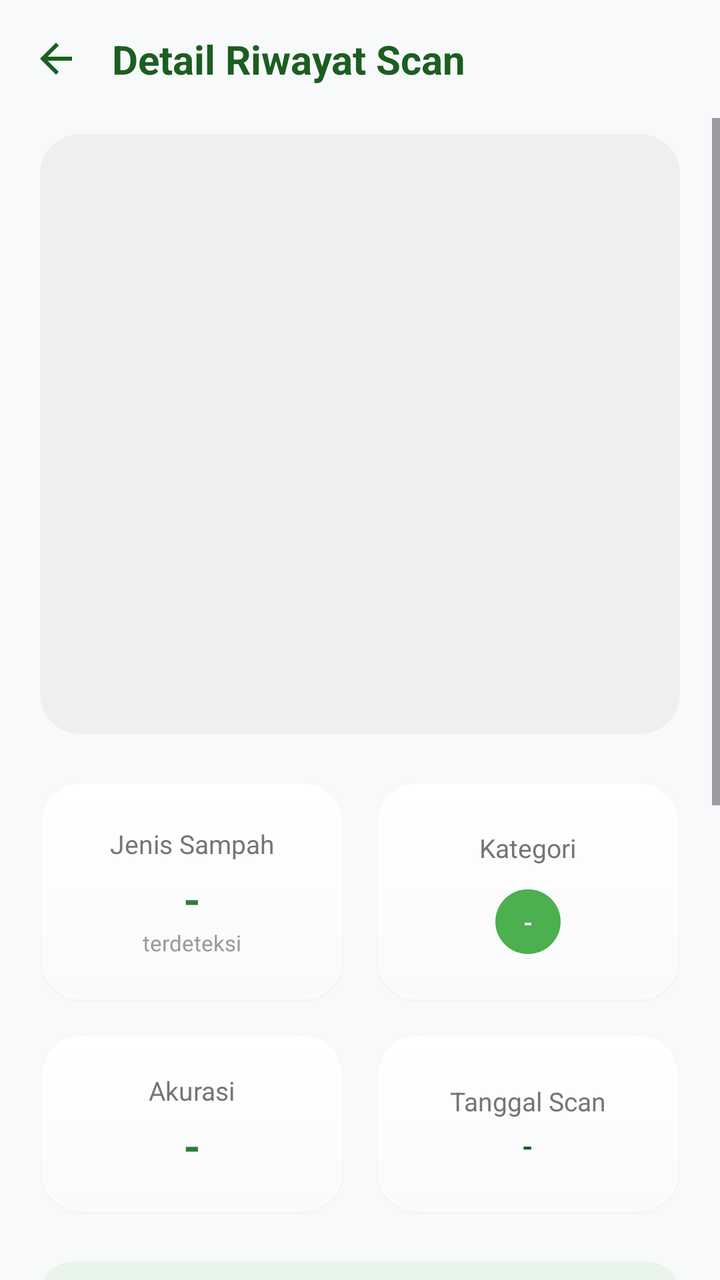
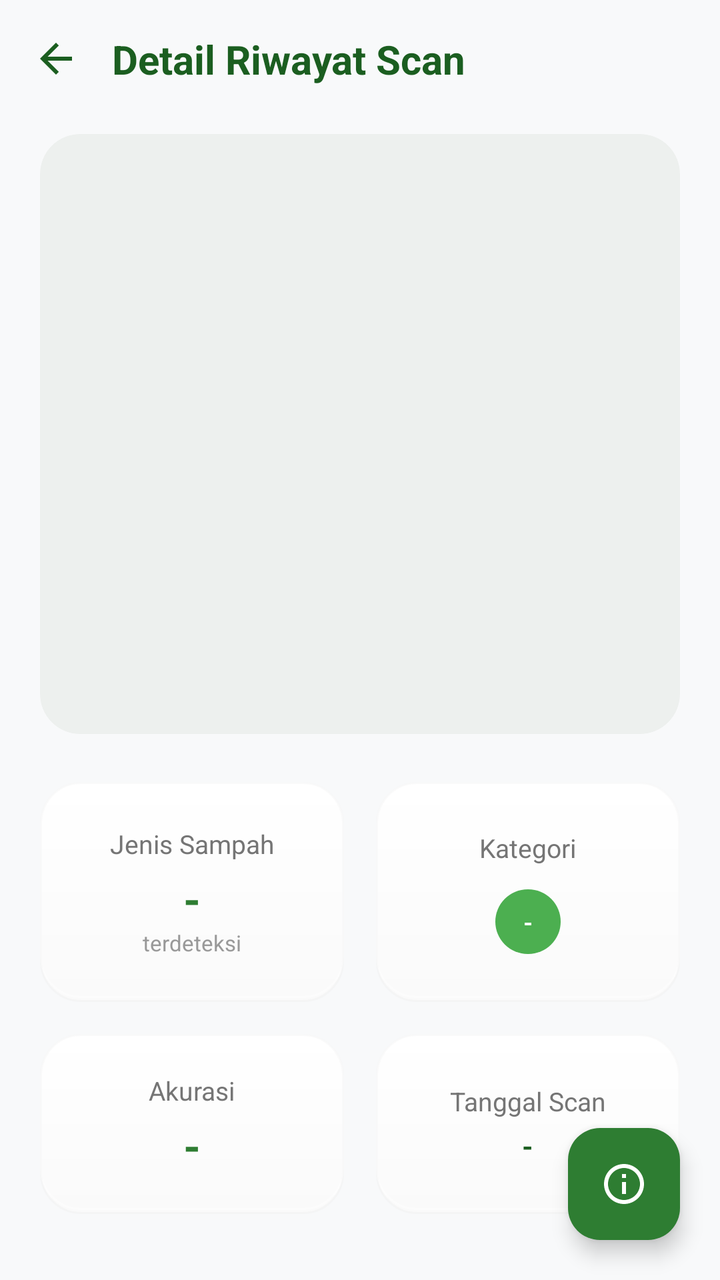

An Android layout rendered at two revisions. The XML below is the earlier revision; the diff shows what the commit changed to produce the second picture.
<!-- AndroidManifest.xml: application theme Theme.EcoSnap -->
<!-- res/layout/activity_detail_scan.xml -->
<?xml version="1.0" encoding="utf-8"?>
<androidx.constraintlayout.widget.ConstraintLayout xmlns:android="http://schemas.android.com/apk/res/android"
    xmlns:app="http://schemas.android.com/apk/res-auto"
    android:layout_width="match_parent"
    android:layout_height="match_parent"
    android:fitsSystemWindows="true"
    android:background="#F8F9FA">

    
    <LinearLayout
        android:id="@+id/toolbar"
        android:layout_width="match_parent"
        android:layout_height="wrap_content"
        android:gravity="center_vertical"
        android:padding="16dp"
        android:orientation="horizontal"
        app:layout_constraintTop_toTopOf="parent">

        <ImageView
            android:id="@+id/btnBack"
            android:layout_width="24dp"
            android:layout_height="24dp"
            android:src="@drawable/ic_back"
            android:contentDescription="Back"
            app:tint="#1B5E20"
            android:background="?attr/selectableItemBackgroundBorderless"
            android:clickable="true"
            android:focusable="true"/>

        <TextView
            android:layout_width="0dp"
            android:layout_height="wrap_content"
            android:layout_weight="1"
            android:layout_marginStart="16dp"
            android:text="Detail Riwayat Scan"
            android:textSize="20sp"
            android:textStyle="bold"
            android:textColor="#1B5E20" />
    </LinearLayout>

    <ScrollView
        android:layout_width="match_parent"
        android:layout_height="0dp"
        android:fillViewport="true"
        android:overScrollMode="never"
        app:layout_constraintTop_toBottomOf="@id/toolbar"
        app:layout_constraintBottom_toBottomOf="parent">

        <LinearLayout
            android:layout_width="match_parent"
            android:layout_height="wrap_content"
            android:orientation="vertical"
            android:paddingHorizontal="20dp"
            android:paddingBottom="24dp">

            
            <LinearLayout
                android:layout_width="match_parent"
                android:layout_height="300dp"
                android:layout_marginTop="8dp"
                android:background="@drawable/bg_premium_card"
                android:elevation="4dp"
                android:outlineAmbientShadowColor="#0F000000"
                android:outlineSpotShadowColor="#0A000000">

                <com.google.android.material.card.MaterialCardView
                    android:layout_width="match_parent"
                    android:layout_height="match_parent"
                    app:cardCornerRadius="20dp"
                    app:cardElevation="0dp"
                    app:strokeWidth="0dp">

                    <ImageView
                        android:id="@+id/imgDetail"
                        android:layout_width="match_parent"
                        android:layout_height="match_parent"
                        android:scaleType="centerCrop" />
                </com.google.android.material.card.MaterialCardView>
            </LinearLayout>

            
            <LinearLayout
                android:layout_width="match_parent"
                android:layout_height="wrap_content"
                android:layout_marginTop="24dp"
                android:orientation="horizontal"
                android:weightSum="2"
                android:baselineAligned="false">

                
                <LinearLayout
                    android:layout_width="0dp"
                    android:layout_height="110dp"
                    android:layout_weight="1"
                    android:layout_marginEnd="8dp"
                    android:background="@drawable/bg_premium_card"
                    android:elevation="4dp"
                    android:outlineAmbientShadowColor="#0F000000"
                    android:outlineSpotShadowColor="#0A000000"
                    android:gravity="center"
                    android:orientation="vertical">

                    <TextView
                        android:layout_width="wrap_content"
                        android:layout_height="wrap_content"
                        android:text="Jenis Sampah"
                        android:textColor="#757575"
                        android:textSize="13sp" />

                    <TextView
                        android:id="@+id/tvDetailNama"
                        android:layout_width="wrap_content"
                        android:layout_height="wrap_content"
                        android:text="-"
                        android:textColor="#2E7D32"
                        android:textSize="22sp"
                        android:textStyle="bold"
                        android:layout_marginTop="4dp" />

                    <TextView
                        android:layout_width="wrap_content"
                        android:layout_height="wrap_content"
                        android:text="terdeteksi"
                        android:textColor="#999999"
                        android:textSize="11sp" />
                </LinearLayout>

                
                <LinearLayout
                    android:layout_width="0dp"
                    android:layout_height="110dp"
                    android:layout_weight="1"
                    android:layout_marginStart="8dp"
                    android:background="@drawable/bg_premium_card"
                    android:elevation="4dp"
                    android:outlineAmbientShadowColor="#0F000000"
                    android:outlineSpotShadowColor="#0A000000"
                    android:gravity="center"
                    android:orientation="vertical"
                    android:padding="8dp">

                    <TextView
                        android:layout_width="wrap_content"
                        android:layout_height="wrap_content"
                        android:text="Kategori"
                        android:textColor="#757575"
                        android:textSize="13sp" />

                    <TextView
                        android:id="@+id/tvDetailKategori"
                        android:layout_width="wrap_content"
                        android:layout_height="wrap_content"
                        android:layout_marginTop="12dp"
                        android:text="-"
                        android:textColor="#FFFFFF"
                        android:textSize="12sp"
                        android:textStyle="bold"
                        android:paddingHorizontal="14dp"
                        android:paddingVertical="8dp"
                        android:background="@drawable/bg_label_pill"
                        android:backgroundTint="#4CAF50" />
                </LinearLayout>
            </LinearLayout>

            
            <LinearLayout
                android:layout_width="match_parent"
                android:layout_height="wrap_content"
                android:layout_marginTop="16dp"
                android:orientation="horizontal"
                android:weightSum="2"
                android:baselineAligned="false">

                
                <LinearLayout
                    android:layout_width="0dp"
                    android:layout_height="90dp"
                    android:layout_weight="1"
                    android:layout_marginEnd="8dp"
                    android:background="@drawable/bg_premium_card"
                    android:elevation="4dp"
                    android:gravity="center"
                    android:orientation="vertical">

                    <TextView
                        android:layout_width="wrap_content"
                        android:layout_height="wrap_content"
                        android:text="Akurasi"
                        android:textColor="#757575"
                        android:textSize="13sp" />

                    <TextView
                        android:id="@+id/tvDetailConfidence"
                        android:layout_width="wrap_content"
                        android:layout_height="wrap_content"
                        android:text="-"
                        android:textColor="#2E7D32"
                        android:textSize="22sp"
                        android:textStyle="bold"
                        android:layout_marginTop="4dp" />
                </LinearLayout>

                
                <LinearLayout
                    android:layout_width="0dp"
                    android:layout_height="90dp"
                    android:layout_weight="1"
                    android:layout_marginStart="8dp"
                    android:background="@drawable/bg_premium_card"
                    android:elevation="4dp"
                    android:gravity="center"
                    android:orientation="vertical"
                    android:padding="8dp">

                    <TextView
                        android:layout_width="wrap_content"
                        android:layout_height="wrap_content"
                        android:text="Tanggal Scan"
                        android:textColor="#757575"
                        android:textSize="13sp" />

                    <TextView
                        android:id="@+id/tvDetailTanggal"
                        android:layout_width="wrap_content"
                        android:layout_height="wrap_content"
                        android:text="-"
                        android:textColor="#1B5E20"
                        android:textSize="14sp"
                        android:textStyle="bold"
                        android:layout_marginTop="4dp"
                        android:gravity="center" />
                </LinearLayout>
            </LinearLayout>

            
            <LinearLayout
                android:layout_width="match_parent"
                android:layout_height="48dp"
                android:layout_marginTop="24dp"
                android:background="@drawable/bg_green_soft_card"
                android:gravity="center"
                android:orientation="horizontal">
                <TextView
                    android:layout_width="wrap_content"
                    android:layout_height="wrap_content"
                    android:text="📚 Informasi &amp; Edukasi"
                    android:textColor="#2E7D32"
                    android:textSize="14sp"
                    android:textStyle="bold" />
            </LinearLayout>

            
            <LinearLayout
                android:layout_width="match_parent"
                android:layout_height="wrap_content"
                android:layout_marginTop="16dp"
                android:background="@drawable/bg_premium_card"
                android:elevation="4dp"
                android:outlineAmbientShadowColor="#0F000000"
                android:outlineSpotShadowColor="#0A000000"
                android:padding="20dp"
                android:orientation="horizontal"
                android:gravity="top">

                <FrameLayout
                    android:layout_width="44dp"
                    android:layout_height="44dp"
                    android:background="@drawable/bg_green_circle"
                    android:backgroundTint="#E8F5E9">
                    <ImageView
                        android:layout_width="22dp"
                        android:layout_height="22dp"
                        android:layout_gravity="center"
                        android:src="@drawable/ic_organik"
                        app:tint="#2E7D32" />
                </FrameLayout>

                <LinearLayout
                    android:layout_width="0dp"
                    android:layout_weight="1"
                    android:layout_height="wrap_content"
                    android:layout_marginStart="16dp"
                    android:orientation="vertical">

                    <TextView
                        android:layout_width="wrap_content"
                        android:layout_height="wrap_content"
                        android:text="Saran Penanganan"
                        android:textColor="#1B5E20"
                        android:textSize="16sp"
                        android:textStyle="bold" />

                    <TextView
                        android:id="@+id/tvDetailSaran"
                        android:layout_width="match_parent"
                        android:layout_height="wrap_content"
                        android:layout_marginTop="8dp"
                        android:text="-"
                        android:textColor="#666666"
                        android:textSize="14sp"
                        android:lineSpacingExtra="4dp" />
                </LinearLayout>
            </LinearLayout>

            
            <LinearLayout
                android:layout_width="match_parent"
                android:layout_height="wrap_content"
                android:layout_marginTop="16dp"
                android:background="@drawable/bg_premium_card"
                android:elevation="4dp"
                android:outlineAmbientShadowColor="#0F000000"
                android:outlineSpotShadowColor="#0A000000"
                android:padding="20dp"
                android:orientation="horizontal"
                android:gravity="top">

                <FrameLayout
                    android:layout_width="44dp"
                    android:layout_height="44dp"
                    android:background="@drawable/bg_green_circle"
                    android:backgroundTint="#FFF8E1">
                    <ImageView
                        android:layout_width="22dp"
                        android:layout_height="22dp"
                        android:layout_gravity="center"
                        android:src="@drawable/ic_idea"
                        app:tint="#FF8F00" />
                </FrameLayout>

                <LinearLayout
                    android:layout_width="0dp"
                    android:layout_weight="1"
                    android:layout_height="wrap_content"
                    android:layout_marginStart="16dp"
                    android:orientation="vertical">

                    <TextView
                        android:layout_width="wrap_content"
                        android:layout_height="wrap_content"
                        android:text="Fun Fact"
                        android:textColor="#1B5E20"
                        android:textSize="16sp"
                        android:textStyle="bold" />

                    <TextView
                        android:id="@+id/tvDetailFunfact"
                        android:layout_width="match_parent"
                        android:layout_height="wrap_content"
                        android:layout_marginTop="8dp"
                        android:text="-"
                        android:textColor="#666666"
                        android:textSize="14sp"
                        android:lineSpacingExtra="4dp" />
                </LinearLayout>
            </LinearLayout>

            
            <LinearLayout
                android:layout_width="match_parent"
                android:layout_height="wrap_content"
                android:layout_marginTop="16dp"
                android:background="@drawable/bg_premium_card"
                android:elevation="4dp"
                android:outlineAmbientShadowColor="#0F000000"
                android:outlineSpotShadowColor="#0A000000"
                android:padding="20dp"
                android:orientation="horizontal"
                android:gravity="top">

                <FrameLayout
                    android:layout_width="44dp"
                    android:layout_height="44dp"
                    android:background="@drawable/bg_green_circle"
                    android:backgroundTint="#E3F2FD">
                    <ImageView
                        android:layout_width="22dp"
                        android:layout_height="22dp"
                        android:layout_gravity="center"
                        android:src="@drawable/ic_leaf"
                        app:tint="#1565C0" />
                </FrameLayout>

                <LinearLayout
                    android:layout_width="0dp"
                    android:layout_weight="1"
                    android:layout_height="wrap_content"
                    android:layout_marginStart="16dp"
                    android:orientation="vertical">

                    <TextView
                        android:layout_width="wrap_content"
                        android:layout_height="wrap_content"
                        android:text="Dampak Lingkungan"
                        android:textColor="#1B5E20"
                        android:textSize="16sp"
                        android:textStyle="bold" />

                    <TextView
                        android:id="@+id/tvDetailDampak"
                        android:layout_width="match_parent"
                        android:layout_height="wrap_content"
                        android:layout_marginTop="8dp"
                        android:text="-"
                        android:textColor="#666666"
                        android:textSize="14sp"
                        android:lineSpacingExtra="4dp" />
                </LinearLayout>
            </LinearLayout>

            
            <View
                android:layout_width="match_parent"
                android:layout_height="24dp" />

        </LinearLayout>
    </ScrollView>

</androidx.constraintlayout.widget.ConstraintLayout>
<!-- resources referenced by this layout -->
<resources>
  <!-- drawable bg_green_circle (drawable) -->
  <?xml version="1.0" encoding="utf-8"?>
  <shape xmlns:android="http://schemas.android.com/apk/res/android"
      android:shape="oval">
      <solid android:color="#E8F5E9" />
  </shape>
  <!-- drawable bg_green_soft_card (drawable) -->
  <?xml version="1.0" encoding="utf-8"?>
  <shape xmlns:android="http://schemas.android.com/apk/res/android">
      <solid android:color="#E8F5E9" />
      <corners android:radius="16dp" />
  </shape>
  <!-- drawable bg_label_pill (drawable) -->
  <?xml version="1.0" encoding="utf-8"?>
  <shape xmlns:android="http://schemas.android.com/apk/res/android" android:shape="rectangle">
      <corners android:radius="50dp"/>
      <solid android:color="#FFFFFF"/>
  </shape>
  <!-- drawable ic_back (drawable) -->
  <vector xmlns:android="http://schemas.android.com/apk/res/android"
      android:width="24dp"
      android:height="24dp"
      android:viewportWidth="24"
      android:viewportHeight="24">
      <path
          android:fillColor="#1B5E20"
          android:pathData="M20,11H7.83l5.59,-5.59L12,4l-8,8 8,8 1.41,-1.41L7.83,13H20v-2z"/>
  </vector>
  <!-- drawable ic_idea (drawable) -->
  <vector xmlns:android="http://schemas.android.com/apk/res/android"
      android:width="24dp"
      android:height="24dp"
      android:viewportWidth="24"
      android:viewportHeight="24"
      android:tint="#000000">
      <path
          android:fillColor="@android:color/white"
          android:pathData="M9,21c0,0.5 0.4,1 1,1h4c0.6,0 1,-0.5 1,-1v-1H9V21zM12,2C8.1,2 5,5.1 5,9c0,2.4 1.2,4.5 3,5.7V17c0,0.5 0.4,1 1,1h6c0.6,0 1,-0.5 1,-1v-2.3c1.8,-1.3 3,-3.4 3,-5.7C19,5.1 15.9,2 12,2zM14.3,13.3c-0.2,0.1 -0.3,0.3 -0.3,0.5v1.2H10v-1.2c0,-0.2 -0.1,-0.4 -0.3,-0.5C8.4,12.3 7.5,10.7 7.5,9c0,-2.5 2,-4.5 4.5,-4.5s4.5,2 4.5,4.5C16.5,10.7 15.6,12.3 14.3,13.3z"/>
  </vector>
  <!-- drawable ic_leaf (drawable) -->
  <vector xmlns:android="http://schemas.android.com/apk/res/android"
      android:width="24dp"
      android:height="24dp"
      android:viewportWidth="24"
      android:viewportHeight="24">
    <path
        android:fillColor="#FF000000"
        android:pathData="M17,8C8,10 5.9,16.17 3.82,21.34l1.89,0.66l0.95,-2.3c0.48,0.17 0.96,0.3 1.34,0.3C11.42,20 16,16 16,16S18.78,13 20.35,9.61C20.35,9.61 17,8 17,8zM12,17c-2.48,0 -4.38,-1.24 -5.5,-2.5c1.47,0.35 3.3,0.5 5.5,0.5c1.65,0 3.25,-0.25 4.67,-0.75C16.48,15.11 14.56,17 12,17z"/>
  </vector>
  <!-- drawable ic_organik (drawable) -->
  <?xml version="1.0" encoding="utf-8"?>
  <vector xmlns:android="http://schemas.android.com/apk/res/android"
      android:width="24dp"
      android:height="24dp"
      android:viewportWidth="24"
      android:viewportHeight="24">
      <path
          android:fillColor="#FFFFFF"
          android:pathData="M17,8C8,10 5.9,16.17 3.82,21.34L5.71,22l1,-2.3A4.49,4.49 0,0 0,8 20C19,20 22,3 22,3 21,5 14,5.25 9,6.25c-5,1 -6,4.5 -6,4.5 2,-1 6.25,-2.5 10,-2.75C13,8 16,8 17,8z"/>
  </vector>
  <style name="Theme.EcoSnap" parent="Base.Theme.EcoSnap" />
  <style name="Base.Theme.EcoSnap" parent="Theme.Material3.DayNight.NoActionBar">
          
          <item name="colorPrimary">@color/colorPrimary</item>
          <item name="colorPrimaryVariant">@color/colorPrimaryDark</item>
          <item name="colorOnPrimary">@color/white</item>
          <item name="colorSecondary">@color/colorAccent</item>
          <item name="colorSecondaryContainer">#C8E6C9</item>
          <item name="colorOnSecondaryContainer">#1B5E20</item>
          <item name="android:windowBackground">@color/eco_bg_soft</item>
          <item name="android:statusBarColor">@color/eco_bg_soft</item>
          <item name="android:windowLightStatusBar">true</item>
      </style>
  <color name="colorPrimary">#4CAF50</color>
  <color name="colorPrimaryDark">#1B5E20</color>
  <color name="white">#FFFFFFFF</color>
  <color name="colorAccent">#A5D6A7</color>
  <color name="eco_bg_soft">#F5F5F5</color>
  <!-- unchanged entries left out for length: 1 -->
</resources>

<!-- the commit's change to res/layout/activity_detail_scan.xml (unified diff, before → after) -->
@@ -38,20 +38,14 @@
             android:textColor="#1B5E20" />
     </LinearLayout>
 
-    <ScrollView
+    <LinearLayout
         android:layout_width="match_parent"
         android:layout_height="0dp"
-        android:fillViewport="true"
-        android:overScrollMode="never"
+        android:orientation="vertical"
+        android:paddingHorizontal="20dp"
+        android:paddingBottom="24dp"
         app:layout_constraintTop_toBottomOf="@id/toolbar"
         app:layout_constraintBottom_toBottomOf="parent">
-
-        <LinearLayout
-            android:layout_width="match_parent"
-            android:layout_height="wrap_content"
-            android:orientation="vertical"
-            android:paddingHorizontal="20dp"
-            android:paddingBottom="24dp">
 
             
             <LinearLayout
@@ -233,180 +227,25 @@
             </LinearLayout>
 
             
-            <LinearLayout
-                android:layout_width="match_parent"
-                android:layout_height="48dp"
-                android:layout_marginTop="24dp"
-                android:background="@drawable/bg_green_soft_card"
-                android:gravity="center"
-                android:orientation="horizontal">
-                <TextView
-                    android:layout_width="wrap_content"
-                    android:layout_height="wrap_content"
-                    android:text="📚 Informasi &amp; Edukasi"
-                    android:textColor="#2E7D32"
-                    android:textSize="14sp"
-                    android:textStyle="bold" />
-            </LinearLayout>
-
-            
-            <LinearLayout
-                android:layout_width="match_parent"
-                android:layout_height="wrap_content"
-                android:layout_marginTop="16dp"
-                android:background="@drawable/bg_premium_card"
-                android:elevation="4dp"
-                android:outlineAmbientShadowColor="#0F000000"
-                android:outlineSpotShadowColor="#0A000000"
-                android:padding="20dp"
-                android:orientation="horizontal"
-                android:gravity="top">
-
-                <FrameLayout
-                    android:layout_width="44dp"
-                    android:layout_height="44dp"
-                    android:background="@drawable/bg_green_circle"
-                    android:backgroundTint="#E8F5E9">
-                    <ImageView
-                        android:layout_width="22dp"
-                        android:layout_height="22dp"
-                        android:layout_gravity="center"
-                        android:src="@drawable/ic_organik"
-                        app:tint="#2E7D32" />
-                </FrameLayout>
-
-                <LinearLayout
-                    android:layout_width="0dp"
-                    android:layout_weight="1"
-                    android:layout_height="wrap_content"
-                    android:layout_marginStart="16dp"
-                    android:orientation="vertical">
-
-                    <TextView
-                        android:layout_width="wrap_content"
-                        android:layout_height="wrap_content"
-                        android:text="Saran Penanganan"
-                        android:textColor="#1B5E20"
-                        android:textSize="16sp"
-                        android:textStyle="bold" />
-
-                    <TextView
-                        android:id="@+id/tvDetailSaran"
-                        android:layout_width="match_parent"
-                        android:layout_height="wrap_content"
-                        android:layout_marginTop="8dp"
-                        android:text="-"
-                        android:textColor="#666666"
-                        android:textSize="14sp"
-                        android:lineSpacingExtra="4dp" />
-                </LinearLayout>
-            </LinearLayout>
-
-            
-            <LinearLayout
-                android:layout_width="match_parent"
-                android:layout_height="wrap_content"
-                android:layout_marginTop="16dp"
-                android:background="@drawable/bg_premium_card"
-                android:elevation="4dp"
-                android:outlineAmbientShadowColor="#0F000000"
-                android:outlineSpotShadowColor="#0A000000"
-                android:padding="20dp"
-                android:orientation="horizontal"
-                android:gravity="top">
-
-                <FrameLayout
-                    android:layout_width="44dp"
-                    android:layout_height="44dp"
-                    android:background="@drawable/bg_green_circle"
-                    android:backgroundTint="#FFF8E1">
-                    <ImageView
-                        android:layout_width="22dp"
-                        android:layout_height="22dp"
-                        android:layout_gravity="center"
-                        android:src="@drawable/ic_idea"
-                        app:tint="#FF8F00" />
-                </FrameLayout>
-
-                <LinearLayout
-                    android:layout_width="0dp"
-                    android:layout_weight="1"
-                    android:layout_height="wrap_content"
-                    android:layout_marginStart="16dp"
-                    android:orientation="vertical">
-
-                    <TextView
-                        android:layout_width="wrap_content"
-                        android:layout_height="wrap_content"
-                        android:text="Fun Fact"
-                        android:textColor="#1B5E20"
-                        android:textSize="16sp"
-                        android:textStyle="bold" />
-
-                    <TextView
-                        android:id="@+id/tvDetailFunfact"
-                        android:layout_width="match_parent"
-                        android:layout_height="wrap_content"
-                        android:layout_marginTop="8dp"
-                        android:text="-"
-                        android:textColor="#666666"
-                        android:textSize="14sp"
-                        android:lineSpacingExtra="4dp" />
-                </LinearLayout>
-            </LinearLayout>
-
-            
-            <LinearLayout
-                android:layout_width="match_parent"
-                android:layout_height="wrap_content"
-                android:layout_marginTop="16dp"
-                android:background="@drawable/bg_premium_card"
-                android:elevation="4dp"
-                android:outlineAmbientShadowColor="#0F000000"
-                android:outlineSpotShadowColor="#0A000000"
-                android:padding="20dp"
-                android:orientation="horizontal"
-                android:gravity="top">
-
-                <FrameLayout
-                    android:layout_width="44dp"
-                    android:layout_height="44dp"
-                    android:background="@drawable/bg_green_circle"
-                    android:backgroundTint="#E3F2FD">
-                    <ImageView
-                        android:layout_width="22dp"
-                        android:layout_height="22dp"
-                        android:layout_gravity="center"
-                        android:src="@drawable/ic_leaf"
-                        app:tint="#1565C0" />
-                </FrameLayout>
-
-                <LinearLayout
-                    android:layout_width="0dp"
-                    android:layout_weight="1"
-                    android:layout_height="wrap_content"
-                    android:layout_marginStart="16dp"
-                    android:orientation="vertical">
-
-                    <TextView
-                        android:layout_width="wrap_content"
-                        android:layout_height="wrap_content"
-                        android:text="Dampak Lingkungan"
-                        android:textColor="#1B5E20"
-                        android:textSize="16sp"
-                        android:textStyle="bold" />
-
-                    <TextView
-                        android:id="@+id/tvDetailDampak"
-                        android:layout_width="match_parent"
-                        android:layout_height="wrap_content"
-                        android:layout_marginTop="8dp"
-                        android:text="-"
-                        android:textColor="#666666"
-                        android:textSize="14sp"
-                        android:lineSpacingExtra="4dp" />
-                </LinearLayout>
-            </LinearLayout>
+
+            
+            <TextView
+                android:id="@+id/tvDetailSaran"
+                android:layout_width="wrap_content"
+                android:layout_height="wrap_content"
+                android:visibility="gone" />
+
+            <TextView
+                android:id="@+id/tvDetailFunfact"
+                android:layout_width="wrap_content"
+                android:layout_height="wrap_content"
+                android:visibility="gone" />
+
+            <TextView
+                android:id="@+id/tvDetailDampak"
+                android:layout_width="wrap_content"
+                android:layout_height="wrap_content"
+                android:visibility="gone" />
 
             
             <View
@@ -414,6 +253,19 @@
                 android:layout_height="24dp" />
 
         </LinearLayout>
-    </ScrollView>
+
+    
+    <com.google.android.material.floatingactionbutton.FloatingActionButton
+        android:id="@+id/btnInfoSaran"
+        android:layout_width="wrap_content"
+        android:layout_height="wrap_content"
+        android:layout_marginEnd="20dp"
+        android:layout_marginBottom="20dp"
+        android:src="@drawable/ic_info_outline"
+        app:tint="#FFFFFF"
+        app:backgroundTint="#2E7D32"
+        app:elevation="6dp"
+        app:layout_constraintBottom_toBottomOf="parent"
+        app:layout_constraintEnd_toEndOf="parent" />
 
 </androidx.constraintlayout.widget.ConstraintLayout>
<!-- resource entries referenced after the edit -->
@@ -1,17 +1,5 @@
 <!-- resources referenced by this layout -->
 <resources>
-  <!-- drawable bg_green_circle (drawable) -->
-  <?xml version="1.0" encoding="utf-8"?>
-  <shape xmlns:android="http://schemas.android.com/apk/res/android"
-      android:shape="oval">
-      <solid android:color="#E8F5E9" />
-  </shape>
-  <!-- drawable bg_green_soft_card (drawable) -->
-  <?xml version="1.0" encoding="utf-8"?>
-  <shape xmlns:android="http://schemas.android.com/apk/res/android">
-      <solid android:color="#E8F5E9" />
-      <corners android:radius="16dp" />
-  </shape>
   <!-- drawable bg_label_pill (drawable) -->
   <?xml version="1.0" encoding="utf-8"?>
   <shape xmlns:android="http://schemas.android.com/apk/res/android" android:shape="rectangle">
@@ -28,37 +16,15 @@
           android:fillColor="#1B5E20"
           android:pathData="M20,11H7.83l5.59,-5.59L12,4l-8,8 8,8 1.41,-1.41L7.83,13H20v-2z"/>
   </vector>
-  <!-- drawable ic_idea (drawable) -->
-  <vector xmlns:android="http://schemas.android.com/apk/res/android"
-      android:width="24dp"
-      android:height="24dp"
-      android:viewportWidth="24"
-      android:viewportHeight="24"
-      android:tint="#000000">
-      <path
-          android:fillColor="@android:color/white"
-          android:pathData="M9,21c0,0.5 0.4,1 1,1h4c0.6,0 1,-0.5 1,-1v-1H9V21zM12,2C8.1,2 5,5.1 5,9c0,2.4 1.2,4.5 3,5.7V17c0,0.5 0.4,1 1,1h6c0.6,0 1,-0.5 1,-1v-2.3c1.8,-1.3 3,-3.4 3,-5.7C19,5.1 15.9,2 12,2zM14.3,13.3c-0.2,0.1 -0.3,0.3 -0.3,0.5v1.2H10v-1.2c0,-0.2 -0.1,-0.4 -0.3,-0.5C8.4,12.3 7.5,10.7 7.5,9c0,-2.5 2,-4.5 4.5,-4.5s4.5,2 4.5,4.5C16.5,10.7 15.6,12.3 14.3,13.3z"/>
-  </vector>
-  <!-- drawable ic_leaf (drawable) -->
+  <!-- drawable ic_info_outline (drawable) -->
   <vector xmlns:android="http://schemas.android.com/apk/res/android"
       android:width="24dp"
       android:height="24dp"
       android:viewportWidth="24"
       android:viewportHeight="24">
     <path
-        android:fillColor="#FF000000"
-        android:pathData="M17,8C8,10 5.9,16.17 3.82,21.34l1.89,0.66l0.95,-2.3c0.48,0.17 0.96,0.3 1.34,0.3C11.42,20 16,16 16,16S18.78,13 20.35,9.61C20.35,9.61 17,8 17,8zM12,17c-2.48,0 -4.38,-1.24 -5.5,-2.5c1.47,0.35 3.3,0.5 5.5,0.5c1.65,0 3.25,-0.25 4.67,-0.75C16.48,15.11 14.56,17 12,17z"/>
-  </vector>
-  <!-- drawable ic_organik (drawable) -->
-  <?xml version="1.0" encoding="utf-8"?>
-  <vector xmlns:android="http://schemas.android.com/apk/res/android"
-      android:width="24dp"
-      android:height="24dp"
-      android:viewportWidth="24"
-      android:viewportHeight="24">
-      <path
-          android:fillColor="#FFFFFF"
-          android:pathData="M17,8C8,10 5.9,16.17 3.82,21.34L5.71,22l1,-2.3A4.49,4.49 0,0 0,8 20C19,20 22,3 22,3 21,5 14,5.25 9,6.25c-5,1 -6,4.5 -6,4.5 2,-1 6.25,-2.5 10,-2.75C13,8 16,8 17,8z"/>
+        android:fillColor="#000000"
+        android:pathData="M11,7h2v2h-2zM11,11h2v6h-2zM12,2C6.48,2 2,6.48 2,12s4.48,10 10,10 10,-4.48 10,-10S17.52,2 12,2zM12,20c-4.41,0 -8,-3.59 -8,-8s3.59,-8 8,-8 8,3.59 8,8 -3.59,8 -8,8z"/>
   </vector>
   <style name="Theme.EcoSnap" parent="Base.Theme.EcoSnap" />
   <style name="Base.Theme.EcoSnap" parent="Theme.Material3.DayNight.NoActionBar">
